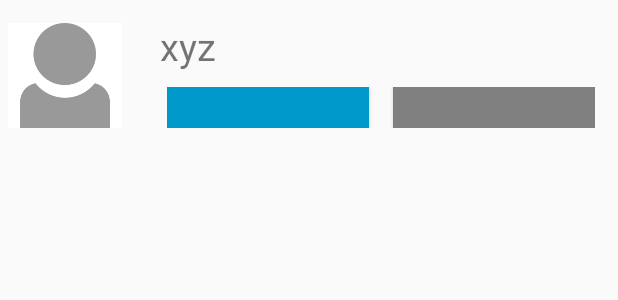
After one commit to rohankankapurkar/CMPE277-SocialApp, an Android app: the layout friend_view.xml on its own in the app's theme, with its tools: preview values and no code run, on a phone screen of 412 x 824 dp. The commit adds this screen. Shown: the top 300 px of the screen. Run offline under Robolectric (Android 15) with nearby library versions, the phone set to English and light mode, and no system bars; network calls fail.

Commit message:
added functionality of Friends tab

```diff
--- a/src/MyApplication/app/build.gradle
+++ b/src/MyApplication/app/build.gradle
@@ -36,4 +36,5 @@ dependencies {
 
 
 
+
 apply plugin: 'com.google.gms.google-services'
--- a/src/MyApplication/app/src/main/AndroidManifest.xml
+++ b/src/MyApplication/app/src/main/AndroidManifest.xml
@@ -39,7 +39,8 @@
             android:name=".UserProfileActivity"
             android:label="@string/title_activity_user_profile"
             android:theme="@style/AppTheme.NoActionBar" />
-        <activity android:name=".FriendListActivity"></activity>
+        <activity android:name=".FriendListActivity" />
+        <activity android:name=".ShowFriendActivity"></activity>
     </application>
 
 </manifest>
--- a/src/MyApplication/app/src/main/java/com/example/rohankankapurkar/facebook/LoginActivity.java
+++ b/src/MyApplication/app/src/main/java/com/example/rohankankapurkar/facebook/LoginActivity.java
@@ -434,7 +434,6 @@ public class LoginActivity extends AppCompatActivity implements LoaderCallbacks<
             mAuthTask = null;
             showProgress(false);
 
-
             //fix this: for successful login
 
 
--- a/src/MyApplication/app/src/main/java/com/example/rohankankapurkar/facebook/UserProfileActivity.java
+++ b/src/MyApplication/app/src/main/java/com/example/rohankankapurkar/facebook/UserProfileActivity.java
@@ -101,10 +101,6 @@ public class UserProfileActivity extends AppCompatActivity {
                 updateProfile.setVisibility(View.VISIBLE);
 
                 chooseImg.setVisibility(View.VISIBLE);
-
-
-
-
 
             }
         });
--- /dev/null
+++ b/src/MyApplication/app/src/main/res/layout/friend_view.xml
@@ -0,0 +1,49 @@
+<?xml version="1.0" encoding="utf-8"?>
+<LinearLayout xmlns:android="http://schemas.android.com/apk/res/android"
+    xmlns:tools="http://schemas.android.com/tools"
+    android:orientation="horizontal"
+    android:layout_width="match_parent"
+    android:weightSum="10"
+    android:layout_height="wrap_content"
+    android:padding="5dp">
+    <ImageView
+        android:layout_width="0dp"
+        android:layout_height="70dp"
+        android:layout_weight="2"
+        android:background="@drawable/profileicon"
+        tools:ignore="ContentDescription"
+        android:layout_gravity="center_vertical"/>
+    <LinearLayout
+        android:layout_width="0dp"
+        android:layout_height="90dp"
+        android:orientation="vertical"
+        android:layout_marginLeft="20dp"
+        android:layout_weight="8">
+        <TextView
+            android:layout_width="match_parent"
+            android:layout_height="wrap_content"
+            android:layout_marginTop="8dp"
+            android:textSize="25dp"
+            android:text="xyz"
+            android:paddingLeft="5dp"
+            android:id="@+id/friend_name_tv"/>
+        <LinearLayout
+            android:layout_width="match_parent"
+            android:layout_height="match_parent"
+            android:weightSum="2"
+            android:padding="10dp">
+            <Button
+                android:layout_width="0dp"
+                android:layout_height="wrap_content"
+                android:layout_weight="1"
+                android:background="@color/darkblue"
+                android:layout_marginRight="8dp"/>
+            <Button
+                android:layout_width="0dp"
+                android:layout_height="wrap_content"
+                android:layout_weight="1"
+                android:layout_marginLeft="8dp"
+                android:background="#808080"/>
+        </LinearLayout>
+    </LinearLayout>
+</LinearLayout>
```
Also changed, not shown: src/MyApplication/app/src/main/java/com/example/rohankankapurkar/facebook/CustomAdapter.java (+5 -3 lines), src/MyApplication/app/src/main/java/com/example/rohankankapurkar/facebook/FriendListActivity.java (+21 -6 lines), src/MyApplication/app/src/main/java/com/example/rohankankapurkar/facebook/GetFriendAdapter.java (added, +65 -0 lines), src/MyApplication/app/src/main/java/com/example/rohankankapurkar/facebook/Home.java (+4 -3 lines), src/MyApplication/app/src/main/java/com/example/rohankankapurkar/facebook/ShowFriendActivity.java (added, +113 -0 lines), src/MyApplication/app/src/main/res/layout/activity_show_friend.xml (added, +16 -0 lines).
